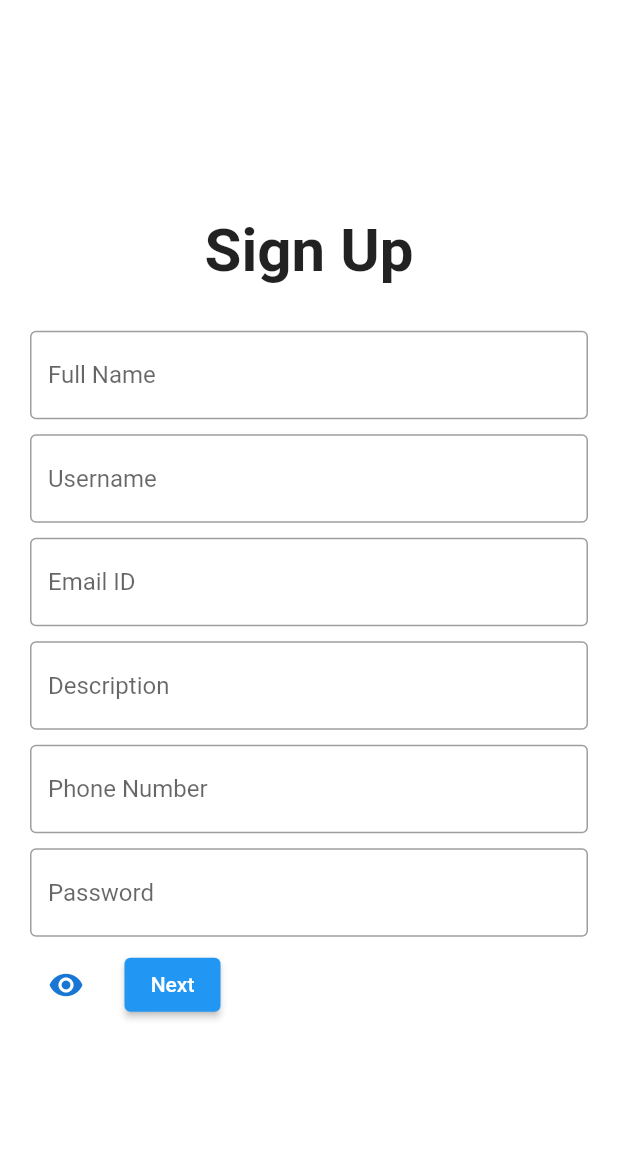
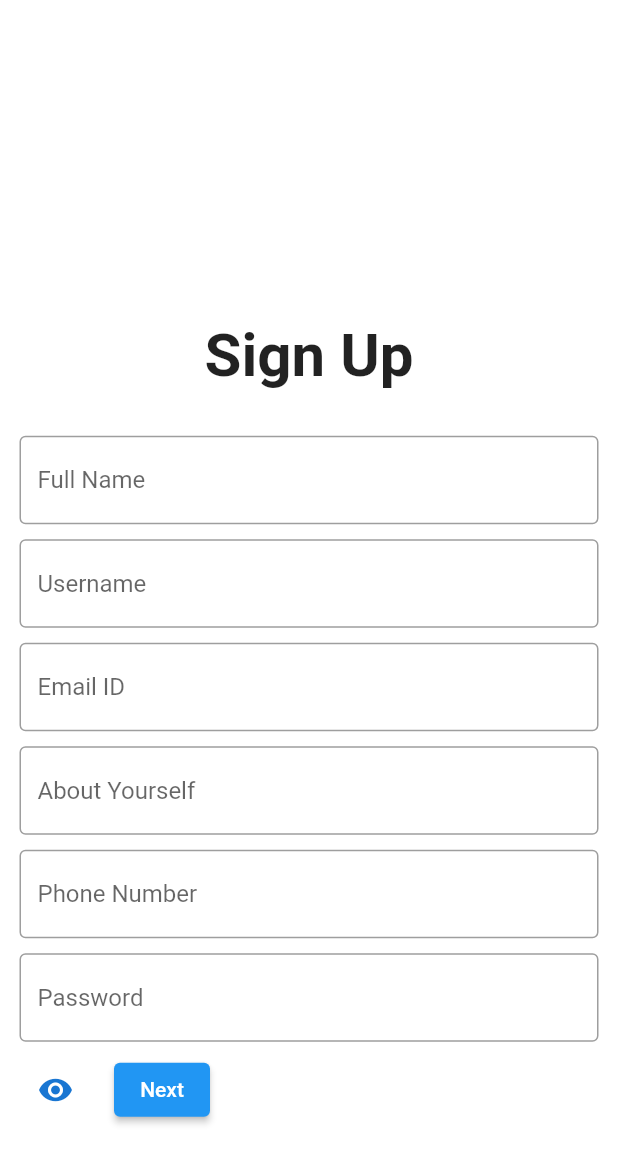
Before and after one commit to NipunGandhi/Bezubaan, a Flutter app: the SignUpScreen screen opened by its route, on a phone screen of 412 x 824 dp. Shown: the top 1164 px of the screen. Run offline on Flutter 3.47's test engine with Material 2 defaults, Android fonts, the phone set to English and light mode, and no system bars; our stand-ins replace cached_network_image, cloud_firestore, email_validator, firebase_auth, firebase_core, firebase_storage and 9 more; missing offline and left inert: flutterfire_ui, neopop; accounts and stored records are empty; network calls fail.

```diff
--- a/lib/Screens/profileScreen.dart
+++ b/lib/Screens/profileScreen.dart
@@ -58,7 +58,8 @@ class _ProfileScreenState extends State<ProfileScreen> {
 
   @override
   Widget build(BuildContext context) {
-    return Scaffold(
+    return SafeArea(
+      child: Scaffold(
         body: Column(
           children: <Widget>[
             Container(
@@ -67,7 +68,7 @@ class _ProfileScreenState extends State<ProfileScreen> {
                   width: 1,
                 ),
               ),
-            padding: const EdgeInsets.only(top: 50, left: 20, bottom: 20),
+              padding: const EdgeInsets.only(top: 20, left: 20, bottom: 20),
               child: Row(
                 children: [
                   Column(
@@ -152,6 +153,7 @@ class _ProfileScreenState extends State<ProfileScreen> {
             ),
           ],
         ),
+      ),
     );
   }
 }
--- a/lib/Screens/signupScreen.dart
+++ b/lib/Screens/signupScreen.dart
@@ -35,15 +35,13 @@ class _SignUpScreenState extends State<SignUpScreen> {
   Widget build(BuildContext context) {
     return ScreenLoader(
       child: Scaffold(
-        resizeToAvoidBottomInset: false,
-        body: Column(
-          children: [
-            Expanded(
-              child: Padding(
-                padding: const EdgeInsets.symmetric(horizontal: 20),
+        body: SingleChildScrollView(
+          physics: BouncingScrollPhysics(),
+          child: Container(
+            height: MediaQuery.of(context).size.height + 140,
+            padding: const EdgeInsets.all(13.0),
             child: Column(
               mainAxisAlignment: MainAxisAlignment.center,
-                  crossAxisAlignment: CrossAxisAlignment.start,
               children: [
                 const Center(
                   child: Text(
@@ -85,7 +83,7 @@ class _SignUpScreenState extends State<SignUpScreen> {
                   controller: description,
                   decoration: const InputDecoration(
                     border: OutlineInputBorder(),
-                        hintText: 'Description',
+                    hintText: 'About Yourself',
                   ),
                 ),
                 const SizedBox(height: 10),
@@ -188,8 +186,6 @@ class _SignUpScreenState extends State<SignUpScreen> {
             ),
           ),
         ),
-          ],
-        ),
       ),
     );
   }
--- a/pubspec.yaml
+++ b/pubspec.yaml
@@ -38,7 +38,6 @@ dependencies:
   path_provider: ^2.0.8
   permission_handler: ^10.2.0
   geolocator: ^9.0.2
-  geocoder: ^0.2.1
   fluttertoast: ^8.0.9
   hive_flutter: ^1.1.0
   hive: ^2.0.4
@@ -59,6 +58,7 @@ dependencies:
   firebase_storage: ^11.0.6
   cached_network_image: ^3.2.2
   shimmer: ^2.0.0
+  geocoding: ^2.0.5
 
 dev_dependencies:
   build_runner: ^2.1.1
```
Also changed, not shown: lib/Screens/homePageScreen.dart (+6 -6 lines), lib/Widgets/new_post_model.dart (+3 -6 lines), lib/Widgets/postWidget.dart (+54 -23 lines), lib/services/location_service.dart (+0 -21 lines), pubspec.lock. Lines whose indentation alone changed are shown as unchanged.
